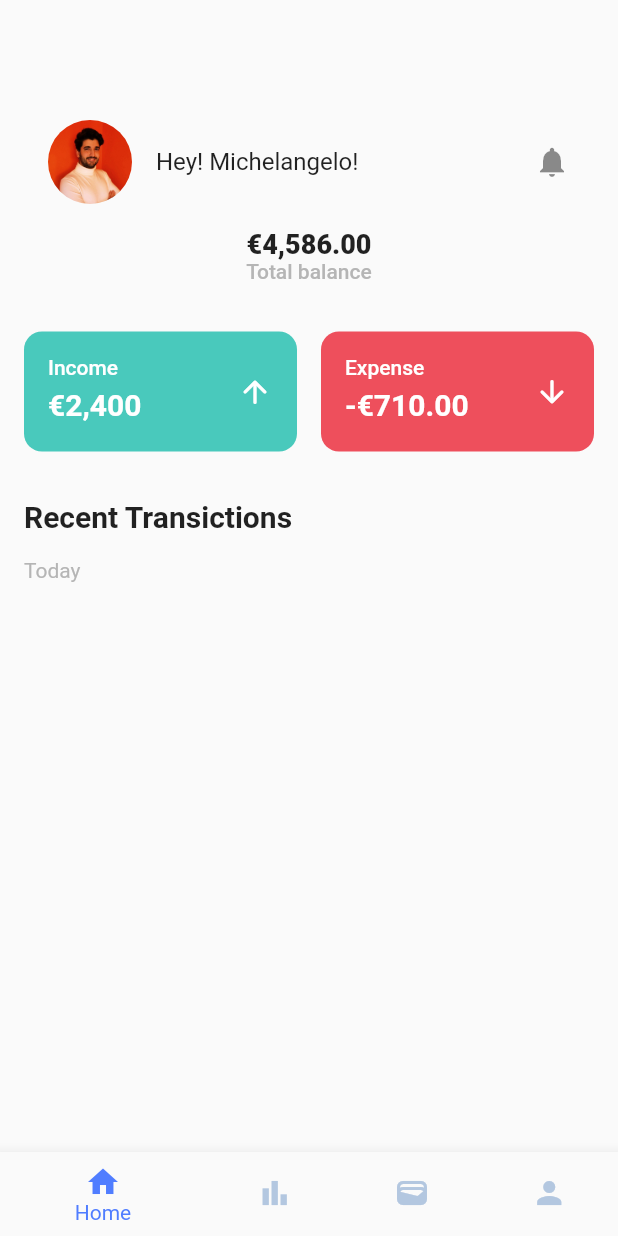
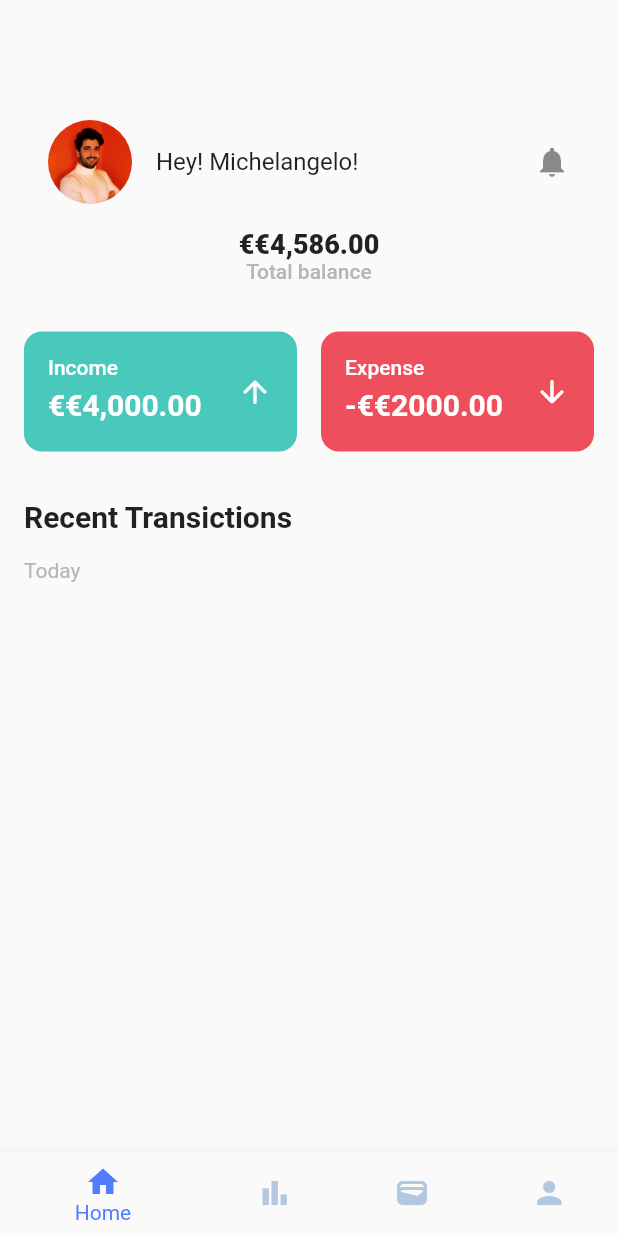
Before and after one commit to Michelangelo00/flutter-projects, a Flutter app: the screen it shows after launch, on a phone screen of 412 x 824 dp. Run offline on Flutter 3.47's test engine with Material 2 defaults, Android fonts, the phone set to English and light mode, and no system bars.

Commit message:
12:29 29/08/2023

```diff
--- a/moneymanagerapp/lib/screens/home_screen_tab.dart
+++ b/moneymanagerapp/lib/screens/home_screen_tab.dart
@@ -1,6 +1,8 @@
 import 'package:flutter/material.dart';
+import 'package:moneymanagerapp/data/userInfo.dart';
 import 'package:moneymanagerapp/utils/constants.dart';
 import 'package:moneymanagerapp/widget/income_expense_card.dart';
+import 'package:moneymanagerapp/widget/transiction_item_title.dart';
 
 class HomeScreenTab extends StatelessWidget {
   const HomeScreenTab({super.key});
@@ -17,7 +19,7 @@ class HomeScreenTab extends StatelessWidget {
               height: defaultSpacing * 4,
             ),
             ListTile(
-              title: const Text("Hey! Michelangelo!"),
+              title: Text("Hey! ${userdata.name}!"),
               leading: ClipRRect(
                 borderRadius:
                     const BorderRadius.all(Radius.circular(defaultRadius * 4)),
@@ -31,7 +33,7 @@ class HomeScreenTab extends StatelessWidget {
             Center(
               child: Column(children: [
                 Text(
-                  "€4,586.00",
+                  "€${userdata.totalBalance}",
                   style: Theme.of(context).textTheme.titleLarge?.copyWith(
                       fontSize: fontSizeHeading, fontWeight: FontWeight.w800),
                 ),
@@ -45,21 +47,21 @@ class HomeScreenTab extends StatelessWidget {
             const SizedBox(
               height: defaultSpacing * 2,
             ),
-            const Row(
+            Row(
               mainAxisAlignment: MainAxisAlignment.center,
               children: [
                 Expanded(
                     child: IncomeExpenseCard(
-                  expenseData: ExpenseData(
-                      "Income", "€2,400", Icons.arrow_upward_rounded),
+                  expenseData: ExpenseData("Income", "€${userdata.inflow}",
+                      Icons.arrow_upward_rounded),
                 )),
-                SizedBox(
+                const SizedBox(
                   width: defaultSpacing,
                 ),
                 Expanded(
                     child: IncomeExpenseCard(
-                  expenseData: ExpenseData(
-                      "Expense", "-€710.00", Icons.arrow_downward_rounded),
+                  expenseData: ExpenseData("Expense", "-€${userdata.outflow}",
+                      Icons.arrow_downward_rounded),
                 ))
               ],
             ),
@@ -79,7 +81,10 @@ class HomeScreenTab extends StatelessWidget {
             const Text(
               "Today",
               style: TextStyle(color: fontSubHeading),
-            )
+            ),
+            ...userdata.transactions.map((transaction) => TransictionItemTitle(
+                  transaction: transaction,
+                ))
           ],
         ),
       ),
```
Also changed, not shown: moneymanagerapp/lib/widget/transiction_item_title.dart (+71 -0 lines).
